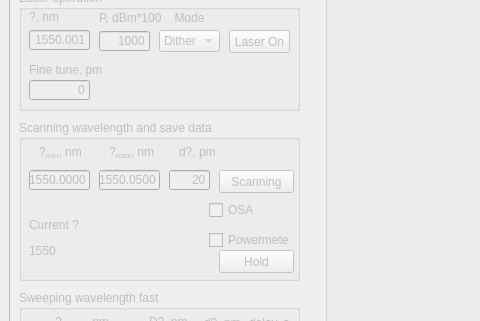
Qt form Windows/UIs/MainWindow.ui (al509/ScanLoop) before a commit; both pictures show x 0 to 480 and y 208 to 529 of the 1183 by 789 pixel window.
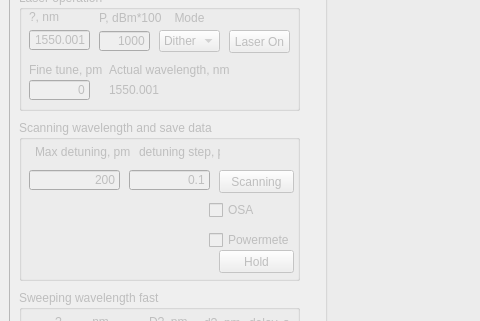
The same form after that commit. The open tabs and pages were chosen to show the change.

```diff
--- a/Windows/UIs/MainWindow.ui
+++ b/Windows/UIs/MainWindow.ui
@@ -1783,8 +1783,8 @@
             <rect>
              <x>0</x>
              <y>0</y>
-             <width>98</width>
-             <height>500</height>
+             <width>300</width>
+             <height>575</height>
             </rect>
            </property>
            <property name="minimumSize">
@@ -1816,70 +1816,41 @@
               <rect>
                <x>10</x>
                <y>50</y>
-               <width>61</width>
+               <width>91</width>
                <height>20</height>
               </rect>
              </property>
              <property name="text">
-              <string>1550.0000</string>
+              <string>200</string>
              </property>
              <property name="alignment">
               <set>Qt::AlignRight|Qt::AlignTrailing|Qt::AlignVCenter</set>
              </property>
             </widget>
-            <widget class="QLineEdit" name="lineEdit_laser_lambda_scanning_max">
-             <property name="geometry">
-              <rect>
-               <x>80</x>
-               <y>50</y>
-               <width>61</width>
-               <height>20</height>
-              </rect>
-             </property>
-             <property name="text">
-              <string>1550.0500</string>
-             </property>
-             <property name="alignment">
-              <set>Qt::AlignRight|Qt::AlignTrailing|Qt::AlignVCenter</set>
-             </property>
-            </widget>
-            <widget class="QLabel" name="label_16">
-             <property name="geometry">
-              <rect>
-               <x>20</x>
-               <y>22</y>
-               <width>47</width>
-               <height>21</height>
-              </rect>
-             </property>
-             <property name="text">
-              <string>&lt;html&gt;&lt;head/&gt;&lt;body&gt;&lt;p&gt;?&lt;span style=&quot; vertical-align:sub;&quot;&gt;min&lt;/span&gt;, nm&lt;/p&gt;&lt;/body&gt;&lt;/html&gt;</string>
-             </property>
-            </widget>
             <widget class="QLabel" name="label_18">
              <property name="geometry">
               <rect>
-               <x>90</x>
+               <x>16</x>
                <y>22</y>
-               <width>47</width>
+               <width>121</width>
                <height>21</height>
               </rect>
              </property>
              <property name="text">
-              <string>&lt;html&gt;&lt;head/&gt;&lt;body&gt;&lt;p&gt;?&lt;span style=&quot; vertical-align:sub;&quot;&gt;max&lt;/span&gt;, nm&lt;/p&gt;&lt;/body&gt;&lt;/html&gt;</string>
+              <string>&lt;html&gt;&lt;head/&gt;&lt;body&gt;&lt;p&gt;Max detuning, pm&lt;/p&gt;&lt;/body&gt;&lt;/html&gt;</string>
              </property>
             </widget>
             <widget class="QLineEdit" name="lineEdit_laser_lambda_scanning_step">
              <property name="geometry">
               <rect>
-               <x>150</x>
+               <x>110</x>
                <y>50</y>
-               <width>41</width>
+               <width>81</width>
                <height>20</height>
               </rect>
              </property>
              <property name="text">
-              <string>20</string>
+              <string>0.1</string>
              </property>
              <property name="alignment">
               <set>Qt::AlignRight|Qt::AlignTrailing|Qt::AlignVCenter</set>
@@ -1888,14 +1859,14 @@
             <widget class="QLabel" name="label_19">
              <property name="geometry">
               <rect>
-               <x>160</x>
+               <x>120</x>
                <y>22</y>
-               <width>47</width>
+               <width>81</width>
                <height>21</height>
               </rect>
              </property>
              <property name="text">
-              <string>&lt;html&gt;&lt;head/&gt;&lt;body&gt;&lt;p&gt;d?, pm&lt;/p&gt;&lt;/body&gt;&lt;/html&gt;</string>
+              <string>&lt;html&gt;&lt;head/&gt;&lt;body&gt;&lt;p&gt;detuning step, pm&lt;/p&gt;&lt;/body&gt;&lt;/html&gt;</string>
              </property>
             </widget>
             <widget class="QPushButton" name="pushButton_scan_laser_wavelength">
@@ -1914,32 +1885,6 @@
               <bool>true</bool>
              </property>
             </widget>
-            <widget class="QLabel" name="label_20">
-             <property name="geometry">
-              <rect>
-               <x>10</x>
-               <y>90</y>
-               <width>51</width>
-               <height>31</height>
-              </rect>
-             </property>
-             <property name="text">
-              <string>&lt;html&gt;&lt;head/&gt;&lt;body&gt;&lt;p&gt;Current ?&lt;/p&gt;&lt;/body&gt;&lt;/html&gt;</string>
-             </property>
-            </widget>
-            <widget class="QLabel" name="label_current_scanning_laser_wavelength">
-             <property name="geometry">
-              <rect>
-               <x>10</x>
-               <y>120</y>
-               <width>101</width>
-               <height>21</height>
-              </rect>
-             </property>
-             <property name="text">
-              <string>1550</string>
-             </property>
-            </widget>
             <widget class="QCheckBox" name="checkBox_OSA_for_laser_scanning">
              <property name="enabled">
               <bool>false</bool>
@@ -2166,6 +2111,35 @@
               <set>Qt::AlignCenter</set>
              </property>
             </widget>
+            <widget class="QLabel" name="label_20">
+             <property name="geometry">
+              <rect>
+               <x>90</x>
+               <y>70</y>
+               <width>121</width>
+               <height>21</height>
+              </rect>
+             </property>
+             <property name="text">
+              <string>&lt;html&gt;&lt;head/&gt;&lt;body&gt;&lt;p&gt;Actual wavelength, nm&lt;/p&gt;&lt;/body&gt;&lt;/html&gt;</string>
+             </property>
+            </widget>
+            <widget class="QLabel" name="label_current_laser_wavelength">
+             <property name="enabled">
+              <bool>false</bool>
+             </property>
+             <property name="geometry">
+              <rect>
+               <x>90</x>
+               <y>90</y>
+               <width>121</width>
+               <height>21</height>
+              </rect>
+             </property>
+             <property name="text">
+              <string>&lt;html&gt;&lt;head/&gt;&lt;body&gt;&lt;p&gt;1550.001&lt;/p&gt;&lt;/body&gt;&lt;/html&gt;</string>
+             </property>
+            </widget>
            </widget>
            <widget class="QGroupBox" name="groupBox_laser_sweeping">
             <property name="enabled">
```
Left out of the diff: 19 changed lines with no effect on the pictures.
